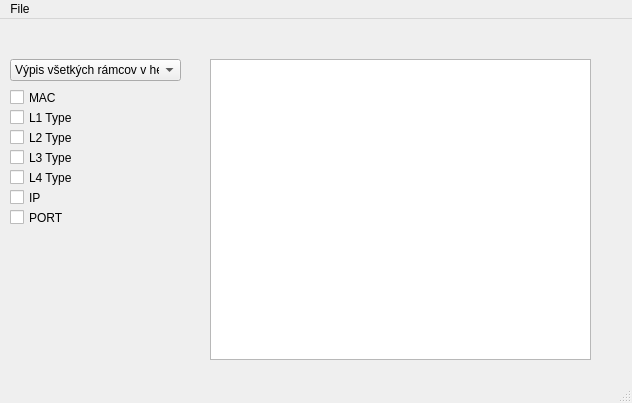
Above: App.ui from mfranczel/analyzator-sietovej-komunikacie before the change. Below: the same form after it.
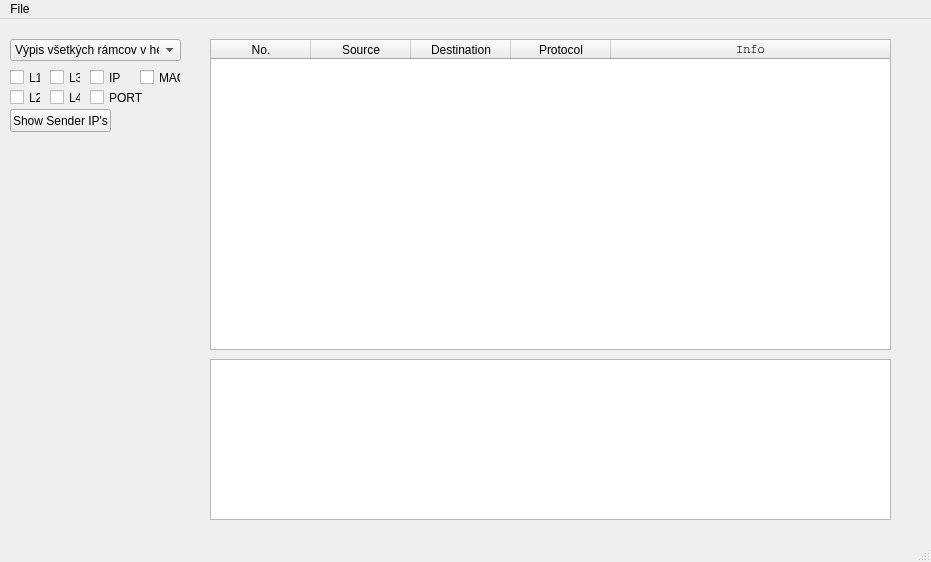
That is the form after the change.

Commit message: Added new functionality, repaired gui

The edit to the form file:
```diff
--- a/App.ui
+++ b/App.ui
@@ -6,8 +6,8 @@
    <rect>
     <x>0</x>
     <y>0</y>
-    <width>632</width>
-    <height>403</height>
+    <width>931</width>
+    <height>562</height>
    </rect>
   </property>
   <property name="windowTitle">
@@ -18,9 +18,9 @@
     <property name="geometry">
      <rect>
       <x>210</x>
-      <y>40</y>
-      <width>381</width>
-      <height>301</height>
+      <y>340</y>
+      <width>681</width>
+      <height>161</height>
      </rect>
     </property>
     <property name="font">
@@ -36,7 +36,7 @@
     <property name="geometry">
      <rect>
       <x>10</x>
-      <y>40</y>
+      <y>20</y>
       <width>171</width>
       <height>22</height>
      </rect>
@@ -55,9 +55,9 @@
    <widget class="QCheckBox" name="checkBox">
     <property name="geometry">
      <rect>
-      <x>10</x>
-      <y>70</y>
-      <width>70</width>
+      <x>140</x>
+      <y>50</y>
+      <width>41</width>
       <height>17</height>
      </rect>
     </property>
@@ -69,34 +69,34 @@
     <property name="geometry">
      <rect>
       <x>10</x>
-      <y>90</y>
-      <width>70</width>
+      <y>50</y>
+      <width>31</width>
       <height>17</height>
      </rect>
     </property>
     <property name="text">
-     <string>L1 Type</string>
+     <string>L1</string>
     </property>
    </widget>
    <widget class="QCheckBox" name="checkBox_3">
     <property name="geometry">
      <rect>
       <x>10</x>
-      <y>110</y>
-      <width>70</width>
+      <y>70</y>
+      <width>31</width>
       <height>17</height>
      </rect>
     </property>
     <property name="text">
-     <string>L2 Type</string>
+     <string>L2</string>
     </property>
    </widget>
    <widget class="QCheckBox" name="checkBox_4">
     <property name="geometry">
      <rect>
-      <x>10</x>
-      <y>170</y>
-      <width>70</width>
+      <x>90</x>
+      <y>50</y>
+      <width>31</width>
       <height>17</height>
      </rect>
     </property>
@@ -107,34 +107,34 @@
    <widget class="QCheckBox" name="checkBox_5">
     <property name="geometry">
      <rect>
-      <x>10</x>
-      <y>130</y>
-      <width>70</width>
+      <x>50</x>
+      <y>50</y>
+      <width>31</width>
       <height>17</height>
      </rect>
     </property>
     <property name="text">
-     <string>L3 Type</string>
+     <string>L3</string>
     </property>
    </widget>
    <widget class="QCheckBox" name="checkBox_6">
     <property name="geometry">
      <rect>
-      <x>10</x>
-      <y>150</y>
-      <width>70</width>
+      <x>50</x>
+      <y>70</y>
+      <width>31</width>
       <height>17</height>
      </rect>
     </property>
     <property name="text">
-     <string>L4 Type</string>
+     <string>L4</string>
     </property>
    </widget>
    <widget class="QCheckBox" name="checkBox_7">
     <property name="geometry">
      <rect>
-      <x>10</x>
-      <y>190</y>
+      <x>90</x>
+      <y>70</y>
       <width>70</width>
       <height>17</height>
      </rect>
@@ -143,13 +143,102 @@
      <string>PORT</string>
     </property>
    </widget>
+   <widget class="QTableWidget" name="tableWidget">
+    <property name="geometry">
+     <rect>
+      <x>210</x>
+      <y>20</y>
+      <width>681</width>
+      <height>311</height>
+     </rect>
+    </property>
+    <property name="sizeIncrement">
+     <size>
+      <width>2</width>
+      <height>2</height>
+     </size>
+    </property>
+    <property name="lineWidth">
+     <number>1</number>
+    </property>
+    <property name="sizeAdjustPolicy">
+     <enum>QAbstractScrollArea::AdjustIgnored</enum>
+    </property>
+    <property name="gridStyle">
+     <enum>Qt::SolidLine</enum>
+    </property>
+    <property name="sortingEnabled">
+     <bool>true</bool>
+    </property>
+    <attribute name="horizontalHeaderDefaultSectionSize">
+     <number>100</number>
+    </attribute>
+    <attribute name="horizontalHeaderStretchLastSection">
+     <bool>true</bool>
+    </attribute>
+    <attribute name="verticalHeaderVisible">
+     <bool>false</bool>
+    </attribute>
+    <attribute name="verticalHeaderMinimumSectionSize">
+     <number>17</number>
+    </attribute>
+    <attribute name="verticalHeaderDefaultSectionSize">
+     <number>20</number>
+    </attribute>
+    <attribute name="verticalHeaderShowSortIndicator" stdset="0">
+     <bool>false</bool>
+    </attribute>
+    <column>
+     <property name="text">
+      <string>No.</string>
+     </property>
+    </column>
+    <column>
+     <property name="text">
+      <string>Source</string>
+     </property>
+    </column>
+    <column>
+     <property name="text">
+      <string>Destination</string>
+     </property>
+    </column>
+    <column>
+     <property name="text">
+      <string>Protocol</string>
+     </property>
+    </column>
+    <column>
+     <property name="text">
+      <string>Info</string>
+     </property>
+     <property name="font">
+      <font>
+       <family>Courier</family>
+      </font>
+     </property>
+    </column>
+   </widget>
+   <widget class="QPushButton" name="pushButton">
+    <property name="geometry">
+     <rect>
+      <x>10</x>
+      <y>90</y>
+      <width>101</width>
+      <height>23</height>
+     </rect>
+    </property>
+    <property name="text">
+     <string>Show Sender IP's</string>
+    </property>
+   </widget>
   </widget>
   <widget class="QMenuBar" name="menubar">
    <property name="geometry">
     <rect>
      <x>0</x>
      <y>0</y>
-     <width>632</width>
+     <width>931</width>
      <height>21</height>
     </rect>
    </property>
```
Left out of the diff: 5 changed lines with no effect on the pictures. The commit also changes 4 other files.
